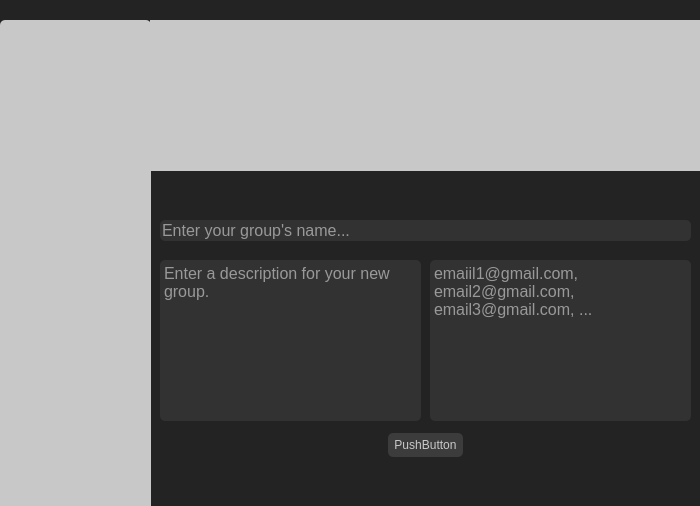
Old version of the form GUI/Uis/Ui_Groups_Tab/Groups_Tab.ui in the repository LoganC-UMBC/CMSC-447---Pinguin---UMBC.
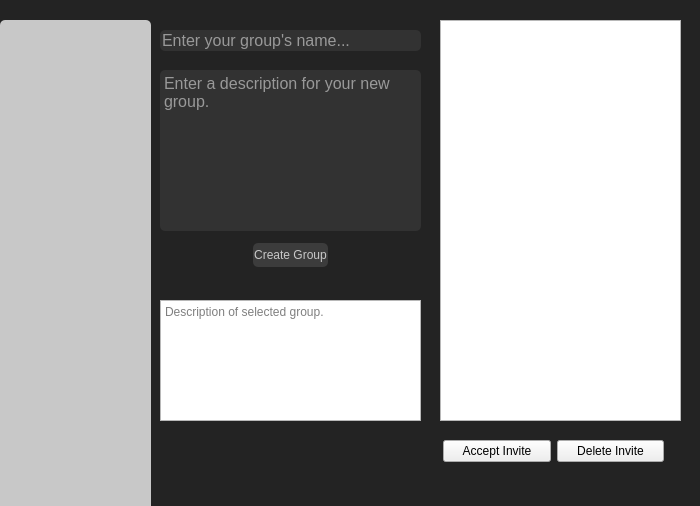
New version of the form.

What changed in the file:
```diff
--- a/GUI/Uis/Ui_Groups_Tab/Groups_Tab.ui
+++ b/GUI/Uis/Ui_Groups_Tab/Groups_Tab.ui
@@ -54,8 +54,8 @@
    <property name="geometry">
     <rect>
      <x>160</x>
-     <y>430</y>
-     <width>531</width>
+     <y>240</y>
+     <width>261</width>
      <height>31</height>
     </rect>
    </property>
@@ -91,79 +91,17 @@
 }</string>
       </property>
       <property name="text">
-       <string>PushButton</string>
+       <string>Create Group</string>
       </property>
      </widget>
     </item>
    </layout>
   </widget>
-  <widget class="QWidget" name="horizontalLayoutWidget_2">
-   <property name="geometry">
-    <rect>
-     <x>150</x>
-     <y>20</y>
-     <width>551</width>
-     <height>151</height>
-    </rect>
-   </property>
-   <layout class="QHBoxLayout" name="horizontalLayout_2">
-    <item>
-     <widget class="QListWidget" name="listWidget">
-      <property name="styleSheet">
-       <string notr="true">QListWidget{
-border:0;
-background-color:rgb(200,200,200);
-color:rgb(0,0,0);
- 
-}</string>
-      </property>
-     </widget>
-    </item>
-   </layout>
-  </widget>
-  <widget class="QTextEdit" name="textEdit">
+  <widget class="QTextEdit" name="group_add_description">
    <property name="geometry">
     <rect>
      <x>160</x>
-     <y>260</y>
-     <width>261</width>
-     <height>161</height>
-    </rect>
-   </property>
-   <property name="minimumSize">
-    <size>
-     <width>261</width>
-     <height>161</height>
-    </size>
-   </property>
-   <property name="maximumSize">
-    <size>
-     <width>261</width>
-     <height>161</height>
-    </size>
-   </property>
-   <property name="font">
-    <font>
-     <pointsize>12</pointsize>
-    </font>
-   </property>
-   <property name="styleSheet">
-    <string notr="true">QTextEdit{
-border-radius: 5px;
-background-color:rgb(50,50,50);
-color:rgb(255, 255, 255);
-border:2;
-}</string>
-   </property>
-   <property name="placeholderText">
-    <string>Enter a description for your new group. </string>
-   </property>
-  </widget>
-  <widget class="QTextEdit" name="textEdit_2">
-   <property name="geometry">
-    <rect>
-     <x>430</x>
-     <y>260</y>
+     <y>70</y>
      <width>261</width>
      <height>161</height>
     </rect>
@@ -198,18 +136,18 @@
 &lt;html&gt;&lt;head&gt;&lt;meta name=&quot;qrichtext&quot; content=&quot;1&quot; /&gt;&lt;style type=&quot;text/css&quot;&gt;
 p, li { white-space: pre-wrap; }
 &lt;/style&gt;&lt;/head&gt;&lt;body style=&quot; font-family:'Titillium Web'; font-size:12pt; font-weight:400; font-style:normal;&quot;&gt;
-&lt;p style=&quot;-qt-paragraph-type:empty; margin-top:0px; margin-bottom:0px; margin-left:0px; margin-right:0px; -qt-block-indent:0; text-indent:0px; font-size:8pt;&quot;&gt;&lt;br /&gt;&lt;/p&gt;&lt;/body&gt;&lt;/html&gt;</string>
+&lt;p style=&quot;-qt-paragraph-type:empty; margin-top:0px; margin-bottom:0px; margin-left:0px; margin-right:0px; -qt-block-indent:0; text-indent:0px;&quot;&gt;&lt;br /&gt;&lt;/p&gt;&lt;/body&gt;&lt;/html&gt;</string>
    </property>
    <property name="placeholderText">
-    <string>emaiil1@gmail.com, email2@gmail.com, email3@gmail.com, ...</string>
+    <string>Enter a description for your new group. </string>
    </property>
   </widget>
   <widget class="QWidget" name="horizontalLayoutWidget_3">
    <property name="geometry">
     <rect>
      <x>160</x>
-     <y>210</y>
-     <width>531</width>
+     <y>20</y>
+     <width>261</width>
      <height>41</height>
     </rect>
    </property>
@@ -236,6 +174,55 @@
     </item>
    </layout>
   </widget>
+  <widget class="QPlainTextEdit" name="group_description">
+   <property name="geometry">
+    <rect>
+     <x>160</x>
+     <y>300</y>
+     <width>261</width>
+     <height>121</height>
+    </rect>
+   </property>
+   <property name="placeholderText">
+    <string>Description of selected group.</string>
+   </property>
+  </widget>
+  <widget class="QListWidget" name="invite_list">
+   <property name="geometry">
+    <rect>
+     <x>440</x>
+     <y>20</y>
+     <width>241</width>
+     <height>401</height>
+    </rect>
+   </property>
+  </widget>
+  <widget class="QWidget" name="widget" native="true">
+   <property name="geometry">
+    <rect>
+     <x>443</x>
+     <y>430</y>
+     <width>221</width>
+     <height>42</height>
+    </rect>
+   </property>
+   <layout class="QHBoxLayout" name="horizontalLayout_2">
+    <item>
+     <widget class="QPushButton" name="accept_invit_button">
+      <property name="text">
+       <string>Accept Invite</string>
+      </property>
+     </widget>
+    </item>
+    <item>
+     <widget class="QPushButton" name="delete_invite_button">
+      <property name="text">
+       <string>Delete Invite</string>
+      </property>
+     </widget>
+    </item>
+   </layout>
+  </widget>
  </widget>
  <resources/>
  <connections/>
```
Left out of the diff: 6 changed lines with no effect on the pictures.
